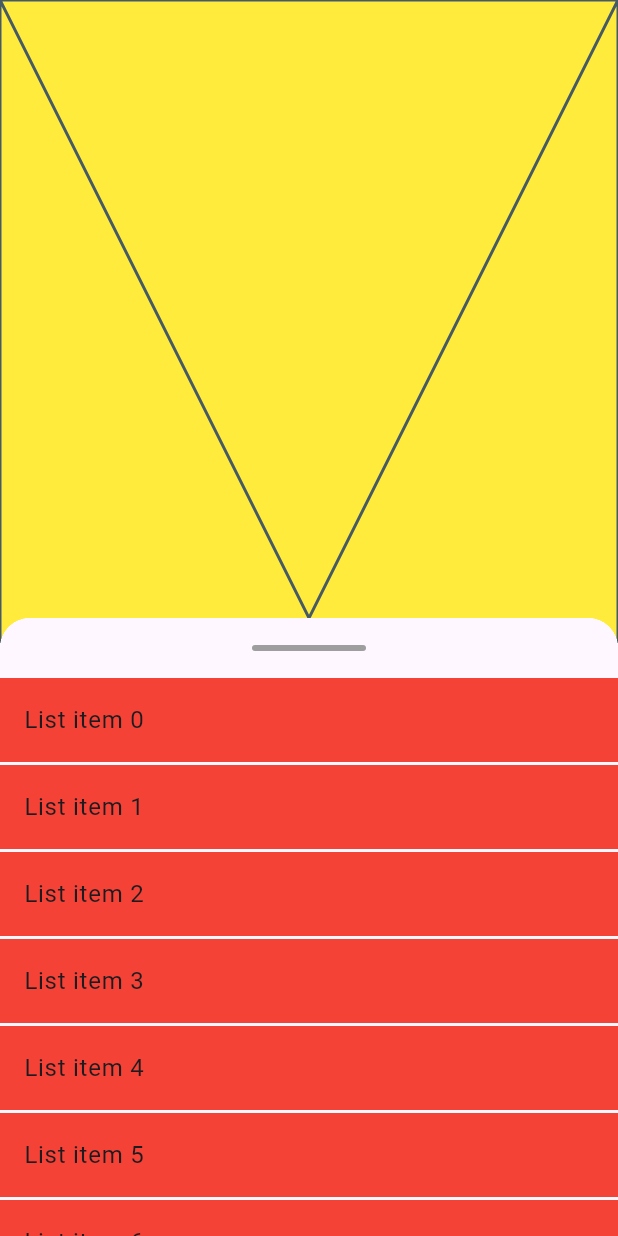
After one commit to vitting/flutter_sliver_test, a Flutter app: the screen it shows after launch, after a tap on "Sliver3", on a phone screen of 412 x 824 dp. The commit adds this screen. Run offline on Flutter 3.47's test engine with Material 3 defaults, Android fonts, the phone set to English and light mode, and no system bars; our stand-ins replace gap; network calls fail.

Commit message:
add sliver 3 example

```diff
--- /dev/null
+++ b/lib/grabber.dart
@@ -0,0 +1,142 @@
+import 'package:flutter/material.dart';
+
+class AppBar extends StatefulWidget implements PreferredSizeWidget {
+  final Widget? child;
+  final ScrollNotificationPredicate notificationPredicate;
+
+  const AppBar({
+    super.key,
+    this.child,
+    this.notificationPredicate = defaultScrollNotificationPredicate,
+  });
+
+  @override
+  State<AppBar> createState() => _AppBarState();
+
+  @override
+  Size get preferredSize => const Size(0, 0);
+}
+
+class _AppBarState extends State<AppBar> {
+  ScrollNotificationObserverState? _scrollNotificationObserver;
+  bool _scrolledUnder = false;
+
+  @override
+  void didChangeDependencies() {
+    super.didChangeDependencies();
+    _scrollNotificationObserver?.removeListener(_handleScrollNotification);
+    final ScaffoldState? scaffoldState = Scaffold.maybeOf(context);
+
+    if (scaffoldState != null &&
+        (scaffoldState.isDrawerOpen || scaffoldState.isEndDrawerOpen)) {
+      return;
+    }
+    _scrollNotificationObserver = ScrollNotificationObserver.maybeOf(context);
+    _scrollNotificationObserver?.addListener(_handleScrollNotification);
+  }
+
+  @override
+  void dispose() {
+    if (_scrollNotificationObserver != null) {
+      _scrollNotificationObserver!.removeListener(_handleScrollNotification);
+      _scrollNotificationObserver = null;
+    }
+    super.dispose();
+  }
+
+  void _handleScrollNotification(ScrollNotification notification) {
+    if (notification is ScrollUpdateNotification &&
+        widget.notificationPredicate(notification)) {
+      final bool oldScrolledUnder = _scrolledUnder;
+      final ScrollMetrics metrics = notification.metrics;
+      switch (metrics.axisDirection) {
+        case AxisDirection.up:
+          // Scroll view is reversed
+          _scrolledUnder = metrics.extentAfter > 0;
+        case AxisDirection.down:
+          _scrolledUnder = metrics.extentBefore > 0;
+        case AxisDirection.right:
+        case AxisDirection.left:
+          break;
+      }
+
+      if (_scrolledUnder != oldScrolledUnder) {
+        setState(() {
+          // React to a change in MaterialState.scrolledUnder
+        });
+      }
+    }
+  }
+
+  @override
+  Widget build(BuildContext context) {
+    assert(debugCheckHasMediaQuery(context));
+
+    return Material(
+      type: MaterialType.canvas,
+      child: NavigationToolbar(middle: widget.child, centerMiddle: true),
+    );
+  }
+}
+
+class _SliverAppBarDelegate extends SliverPersistentHeaderDelegate {
+  final Widget? child;
+
+  @override
+  final TickerProvider vsync;
+
+  _SliverAppBarDelegate({required this.child, required this.vsync});
+
+  // The height of the app bar when it is fully expanded.
+  @override
+  double get maxExtent => 20;
+
+  @override
+  double get minExtent => 20;
+
+  @override
+  bool shouldRebuild(covariant _SliverAppBarDelegate oldDelegate) {
+    return child != oldDelegate.child ||
+        vsync != oldDelegate.vsync ||
+        snapConfiguration != oldDelegate.snapConfiguration ||
+        stretchConfiguration != oldDelegate.stretchConfiguration ||
+        showOnScreenConfiguration != oldDelegate.showOnScreenConfiguration;
+  }
+
+  @override
+  Widget build(
+    BuildContext context,
+    double shrinkOffset,
+    bool overlapsContent,
+  ) {
+    return AppBar(child: child);
+  }
+}
+
+class Grabber extends StatefulWidget {
+  const Grabber({super.key});
+
+  @override
+  State<Grabber> createState() => _GrabberState();
+}
+
+class _GrabberState extends State<Grabber> with TickerProviderStateMixin {
+  @override
+  Widget build(BuildContext context) {
+    assert(debugCheckHasMediaQuery(context));
+    return SliverPersistentHeader(
+      pinned: true,
+      delegate: _SliverAppBarDelegate(
+        vsync: this,
+        child: Container(
+          decoration: const BoxDecoration(
+            color: Colors.grey,
+            borderRadius: BorderRadius.all(Radius.circular(8)),
+          ),
+          height: 4,
+          width: 76,
+        ),
+      ),
+    );
+  }
+}
--- a/lib/home.dart
+++ b/lib/home.dart
@@ -33,6 +33,18 @@ class Home extends StatelessWidget {
               ),
             ],
           ),
+          Row(
+            children: [
+              Expanded(
+                child: ElevatedButton(
+                  onPressed: () {
+                    Navigator.pushNamed(context, 'sliver3');
+                  },
+                  child: const Text('Sliver3'),
+                ),
+              ),
+            ],
+          ),
         ],
       ),
     );
--- a/lib/main.dart
+++ b/lib/main.dart
@@ -2,6 +2,7 @@ import 'package:flutter/material.dart';
 import 'package:sliver_test_2025/home.dart';
 import 'package:sliver_test_2025/sliver1.dart';
 import 'package:sliver_test_2025/sliver2.dart';
+import 'package:sliver_test_2025/sliver3.dart';
 
 void main() {
   runApp(const MyApp());
@@ -23,6 +24,7 @@ class MyApp extends StatelessWidget {
         '/': (context) => const Home(),
         'sliver1': (context) => const Sliver1(),
         'sliver2': (context) => const Sliver2(),
+        'sliver3': (context) => const Sliver3(),
       },
     );
   }
--- /dev/null
+++ b/lib/sliver3.dart
@@ -0,0 +1,63 @@
+import 'package:flutter/material.dart';
+import 'package:sliver_test_2025/grabber.dart';
+
+class Sliver3 extends StatelessWidget {
+  const Sliver3({super.key});
+
+  @override
+  Widget build(BuildContext context) {
+    return Scaffold(
+      body: Stack(
+        children: [
+          const ColoredBox(color: Colors.yellow, child: Placeholder()),
+          DraggableScrollableSheet(
+            maxChildSize: 0.9,
+            minChildSize: 0.3,
+            initialChildSize: 0.5,
+            expand: true,
+            snap: true,
+            snapSizes: const [0.3, 0.5, 0.7],
+            builder: (BuildContext context, scrollController) {
+              return SafeArea(
+                child: Container(
+                  clipBehavior: Clip.hardEdge,
+                  width: double.infinity,
+                  decoration: const BoxDecoration(
+                    color: Colors.white,
+                    borderRadius: BorderRadius.only(
+                      topLeft: Radius.circular(20),
+                      topRight: Radius.circular(20),
+                    ),
+                  ),
+                  child: Material(
+                    child: CustomScrollView(
+                      controller: scrollController,
+                      slivers: [
+                        const SliverPadding(
+                          padding: EdgeInsets.symmetric(vertical: 10),
+                          sliver: Grabber(),
+                        ),
+                        SliverList.separated(
+                          itemBuilder: (context, index) {
+                            return ListTile(
+                              tileColor: Colors.red,
+                              title: Text('List item $index'),
+                            );
+                          },
+                          separatorBuilder: (context, index) {
+                            return const SizedBox(height: 2);
+                          },
+                          itemCount: 20,
+                        ),
+                      ],
+                    ),
+                  ),
+                ),
+              );
+            },
+          ),
+        ],
+      ),
+    );
+  }
+}
```
